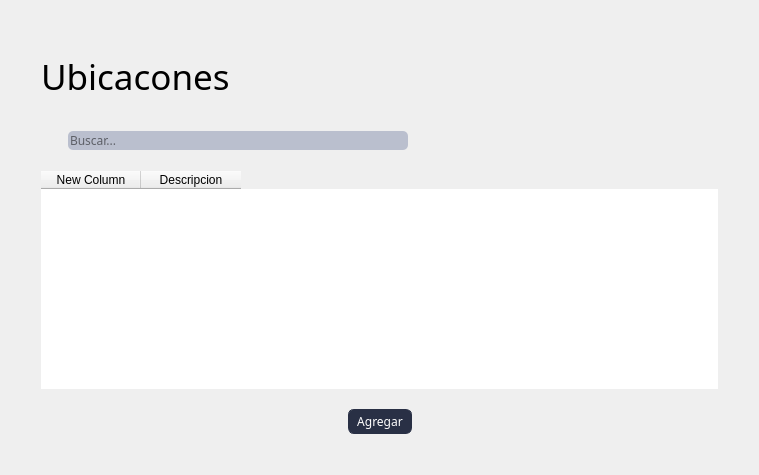
Old version of the form blustock/ui/screens_uis/ubicaciones.ui in the repository MaxAPBusiness/Blustock.
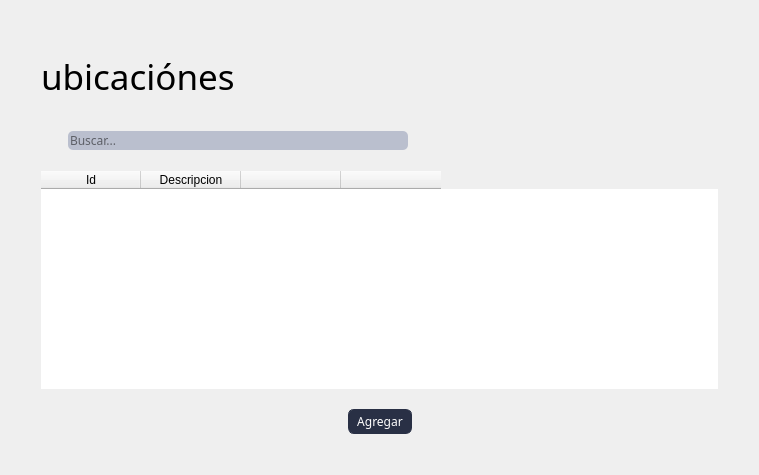
New version of the form. Icons and pictures are not drawn.

Patch:
```diff
--- a/blustock/ui/screens_uis/ubicaciones.ui
+++ b/blustock/ui/screens_uis/ubicaciones.ui
@@ -177,13 +177,12 @@
        </property>
        <property name="font">
         <font>
-         <family>Oswald,sans-serif</family>
-         <weight>50</weight>
+         <family>Oswald</family>
          <bold>false</bold>
         </font>
        </property>
        <property name="text">
-        <string>Ubicacones</string>
+        <string>ubicaciónes</string>
        </property>
       </widget>
      </item>
@@ -283,7 +282,7 @@
        </attribute>
        <column>
         <property name="text">
-         <string>New Column</string>
+         <string>Id</string>
         </property>
        </column>
        <column>
@@ -291,6 +290,16 @@
          <string>Descripcion</string>
         </property>
        </column>
+       <column>
+        <property name="text">
+         <string/>
+        </property>
+       </column>
+       <column>
+        <property name="text">
+         <string/>
+        </property>
+       </column>
       </widget>
      </item>
      <item>
```
Left out of the diff: 6 changed lines with no effect on the pictures.
